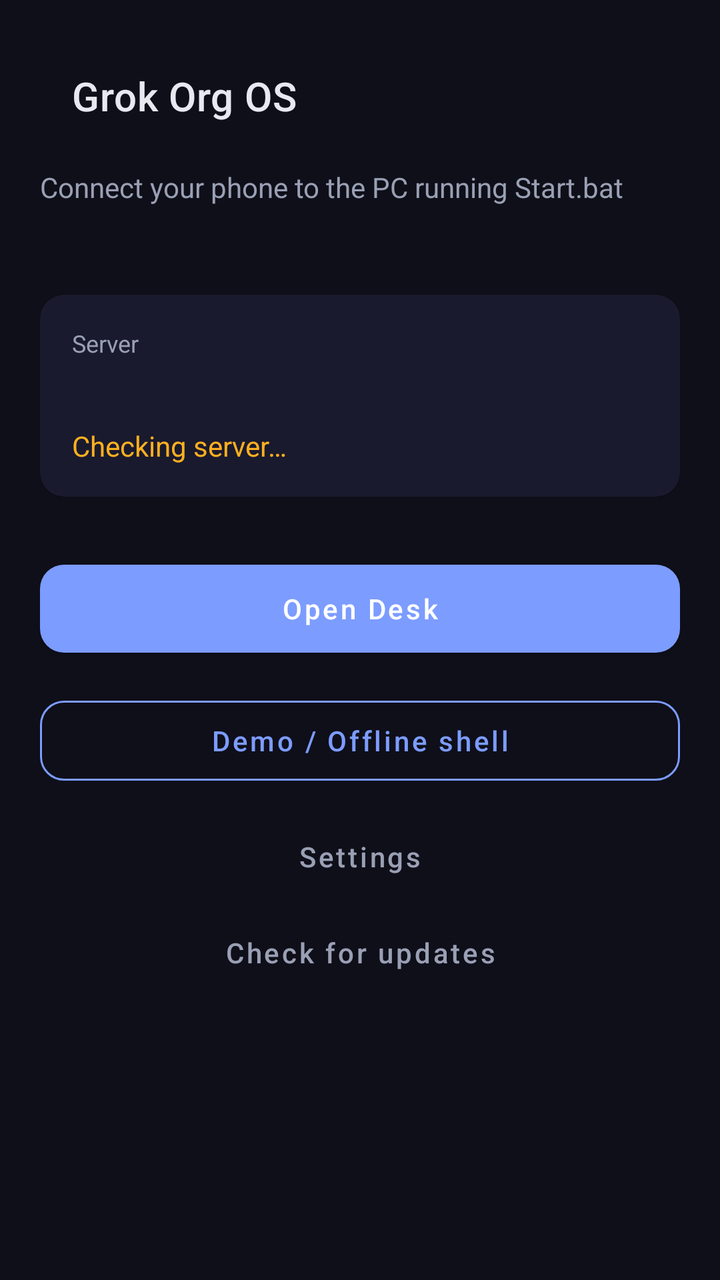
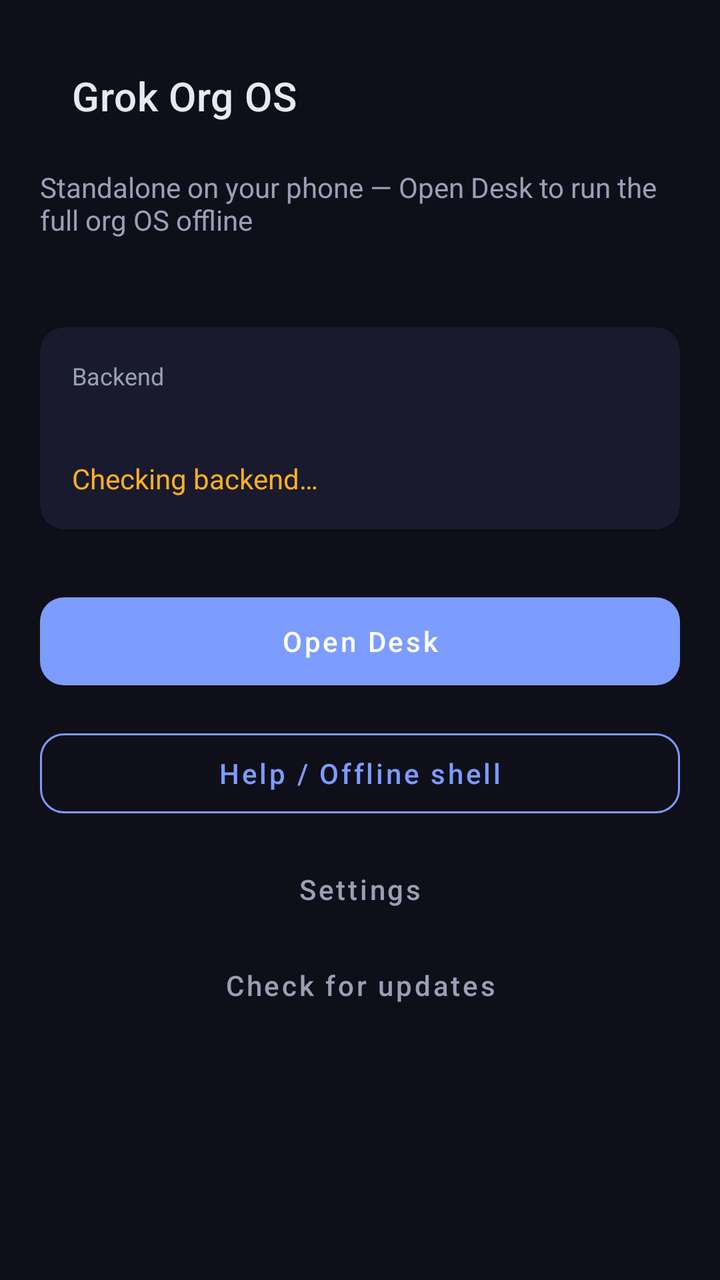

The first picture is an Android layout as it rendered before a commit; the second is the same layout after the commit. The layout source and the unified diff follow.
<!-- AndroidManifest.xml: activity theme Theme.GrokOrgOS -->
<!-- res/layout/activity_main.xml -->
<?xml version="1.0" encoding="utf-8"?>
<androidx.constraintlayout.widget.ConstraintLayout xmlns:android="http://schemas.android.com/apk/res/android"
    xmlns:app="http://schemas.android.com/apk/res-auto"
    android:layout_width="match_parent"
    android:layout_height="match_parent"
    android:background="@color/bg"
    android:padding="20dp">

    <com.google.android.material.appbar.MaterialToolbar
        android:id="@+id/toolbar"
        android:layout_width="0dp"
        android:layout_height="wrap_content"
        android:background="@color/bg"
        app:title="@string/app_name"
        app:titleTextColor="@color/text"
        app:layout_constraintEnd_toEndOf="parent"
        app:layout_constraintStart_toStartOf="parent"
        app:layout_constraintTop_toTopOf="parent" />

    <TextView
        android:id="@+id/subtitle"
        android:layout_width="0dp"
        android:layout_height="wrap_content"
        android:layout_marginTop="8dp"
        android:text="@string/home_subtitle"
        android:textColor="@color/muted"
        android:textSize="14sp"
        app:layout_constraintEnd_toEndOf="parent"
        app:layout_constraintStart_toStartOf="parent"
        app:layout_constraintTop_toBottomOf="@id/toolbar" />

    <TextView
        android:id="@+id/versionText"
        android:layout_width="0dp"
        android:layout_height="wrap_content"
        android:layout_marginTop="4dp"
        android:textColor="@color/muted"
        android:textSize="12sp"
        app:layout_constraintEnd_toEndOf="parent"
        app:layout_constraintStart_toStartOf="parent"
        app:layout_constraintTop_toBottomOf="@id/subtitle" />

    <com.google.android.material.card.MaterialCardView
        android:id="@+id/statusCard"
        android:layout_width="0dp"
        android:layout_height="wrap_content"
        android:layout_marginTop="24dp"
        app:cardBackgroundColor="@color/surface"
        app:cardCornerRadius="12dp"
        app:layout_constraintEnd_toEndOf="parent"
        app:layout_constraintStart_toStartOf="parent"
        app:layout_constraintTop_toBottomOf="@id/versionText">

        <LinearLayout
            android:layout_width="match_parent"
            android:layout_height="wrap_content"
            android:orientation="vertical"
            android:padding="16dp">

            <TextView
                android:layout_width="match_parent"
                android:layout_height="wrap_content"
                android:text="Server"
                android:textColor="@color/muted"
                android:textSize="12sp" />

            <TextView
                android:id="@+id/serverUrlText"
                android:layout_width="match_parent"
                android:layout_height="wrap_content"
                android:layout_marginTop="4dp"
                android:textColor="@color/text"
                android:textSize="16sp"
                android:textStyle="bold" />

            <TextView
                android:id="@+id/statusText"
                android:layout_width="match_parent"
                android:layout_height="wrap_content"
                android:layout_marginTop="8dp"
                android:text="@string/status_checking"
                android:textColor="@color/warn"
                android:textSize="14sp" />
        </LinearLayout>
    </com.google.android.material.card.MaterialCardView>

    <com.google.android.material.button.MaterialButton
        android:id="@+id/btnOpenDesk"
        android:layout_width="0dp"
        android:layout_height="56dp"
        android:layout_marginTop="28dp"
        android:text="@string/open_desk"
        android:textAllCaps="false"
        app:backgroundTint="@color/accent"
        app:cornerRadius="12dp"
        app:layout_constraintEnd_toEndOf="parent"
        app:layout_constraintStart_toStartOf="parent"
        app:layout_constraintTop_toBottomOf="@id/statusCard" />

    <com.google.android.material.button.MaterialButton
        android:id="@+id/btnOffline"
        style="@style/Widget.MaterialComponents.Button.OutlinedButton"
        android:layout_width="0dp"
        android:layout_height="52dp"
        android:layout_marginTop="12dp"
        android:text="@string/demo_offline"
        android:textAllCaps="false"
        android:textColor="@color/accent"
        app:cornerRadius="12dp"
        app:strokeColor="@color/accent"
        app:layout_constraintEnd_toEndOf="parent"
        app:layout_constraintStart_toStartOf="parent"
        app:layout_constraintTop_toBottomOf="@id/btnOpenDesk" />

    <com.google.android.material.button.MaterialButton
        android:id="@+id/btnSettings"
        style="@style/Widget.MaterialComponents.Button.TextButton"
        android:layout_width="0dp"
        android:layout_height="wrap_content"
        android:layout_marginTop="8dp"
        android:text="@string/settings_title"
        android:textAllCaps="false"
        android:textColor="@color/muted"
        app:layout_constraintEnd_toEndOf="parent"
        app:layout_constraintStart_toStartOf="parent"
        app:layout_constraintTop_toBottomOf="@id/btnOffline" />

    <com.google.android.material.button.MaterialButton
        android:id="@+id/btnCheckUpdates"
        style="@style/Widget.MaterialComponents.Button.TextButton"
        android:layout_width="0dp"
        android:layout_height="wrap_content"
        android:text="@string/check_updates"
        android:textAllCaps="false"
        android:textColor="@color/muted"
        app:layout_constraintEnd_toEndOf="parent"
        app:layout_constraintStart_toStartOf="parent"
        app:layout_constraintTop_toBottomOf="@id/btnSettings" />

</androidx.constraintlayout.widget.ConstraintLayout>
<!-- resources referenced by this layout -->
<resources>
  <color name="accent">#7c9cff</color>
  <color name="bg">#0f0f1a</color>
  <color name="muted">#9aa0b4</color>
  <color name="surface">#1a1a2e</color>
  <color name="text">#e8e8f0</color>
  <color name="warn">#ffb020</color>
  <string name="app_name">Grok Org OS</string>
  <string name="check_updates">Check for updates</string>
  <string name="demo_offline">Demo / Offline shell</string>
  <string name="home_subtitle">Connect your phone to the PC running Start.bat</string>
  <string name="open_desk">Open Desk</string>
  <string name="settings_title">Settings</string>
  <string name="status_checking">Checking server…</string>
  <style name="Theme.GrokOrgOS" parent="Theme.MaterialComponents.DayNight.NoActionBar">
          <item name="colorPrimary">@color/accent</item>
          <item name="colorPrimaryVariant">@color/accent_dark</item>
          <item name="colorOnPrimary">@android:color/white</item>
          <item name="colorSecondary">@color/accent</item>
          <item name="android:statusBarColor">@color/bg</item>
          <item name="android:navigationBarColor">@color/bg</item>
          <item name="android:windowBackground">@color/bg</item>
          <item name="android:textColorPrimary">@color/text</item>
          <item name="android:textColorSecondary">@color/muted</item>
      </style>
  <color name="accent_dark">#5a7ae0</color>
</resources>

<!-- the commit's change to res/layout/activity_main.xml (unified diff, before → after) -->
@@ -60,7 +60,7 @@
             <TextView
                 android:layout_width="match_parent"
                 android:layout_height="wrap_content"
-                android:text="Server"
+                android:text="Backend"
                 android:textColor="@color/muted"
                 android:textSize="12sp" />
 
<!-- resource entries referenced after the edit -->
@@ -8,11 +8,11 @@
   <color name="warn">#ffb020</color>
   <string name="app_name">Grok Org OS</string>
   <string name="check_updates">Check for updates</string>
-  <string name="demo_offline">Demo / Offline shell</string>
-  <string name="home_subtitle">Connect your phone to the PC running Start.bat</string>
+  <string name="demo_offline">Help / Offline shell</string>
+  <string name="home_subtitle">Standalone on your phone — Open Desk to run the full org OS offline</string>
   <string name="open_desk">Open Desk</string>
   <string name="settings_title">Settings</string>
-  <string name="status_checking">Checking server…</string>
+  <string name="status_checking">Checking backend…</string>
   <style name="Theme.GrokOrgOS" parent="Theme.MaterialComponents.DayNight.NoActionBar">
           <item name="colorPrimary">@color/accent</item>
           <item name="colorPrimaryVariant">@color/accent_dark</item>
